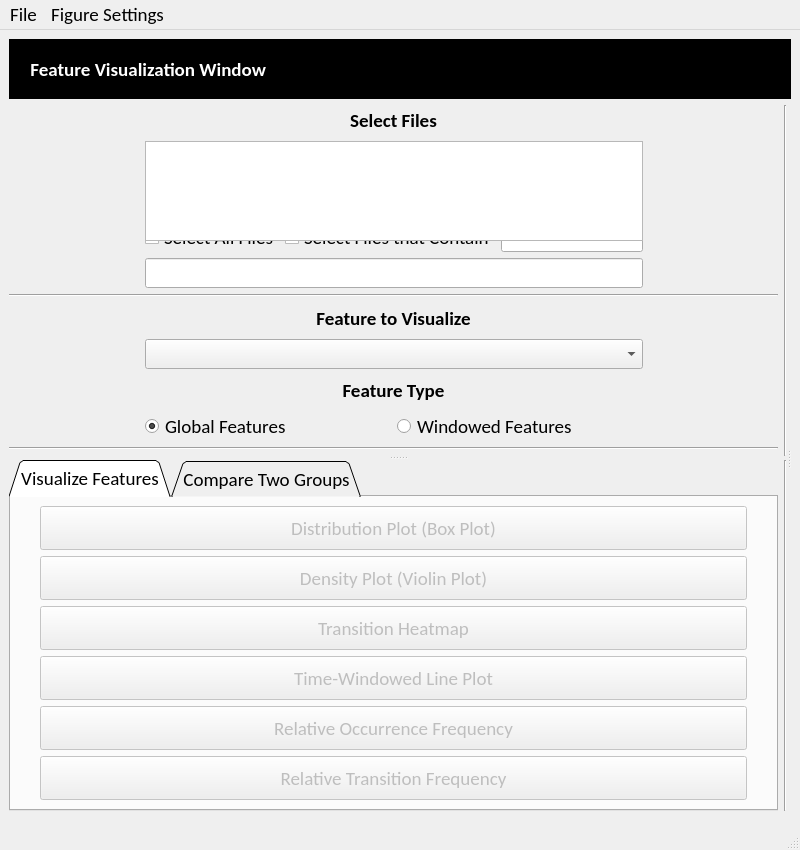
Qt form EEG_COMET/ui/FeatureVisualizationWindow.ui (eeg-comet/eeg-comet) before a commit.
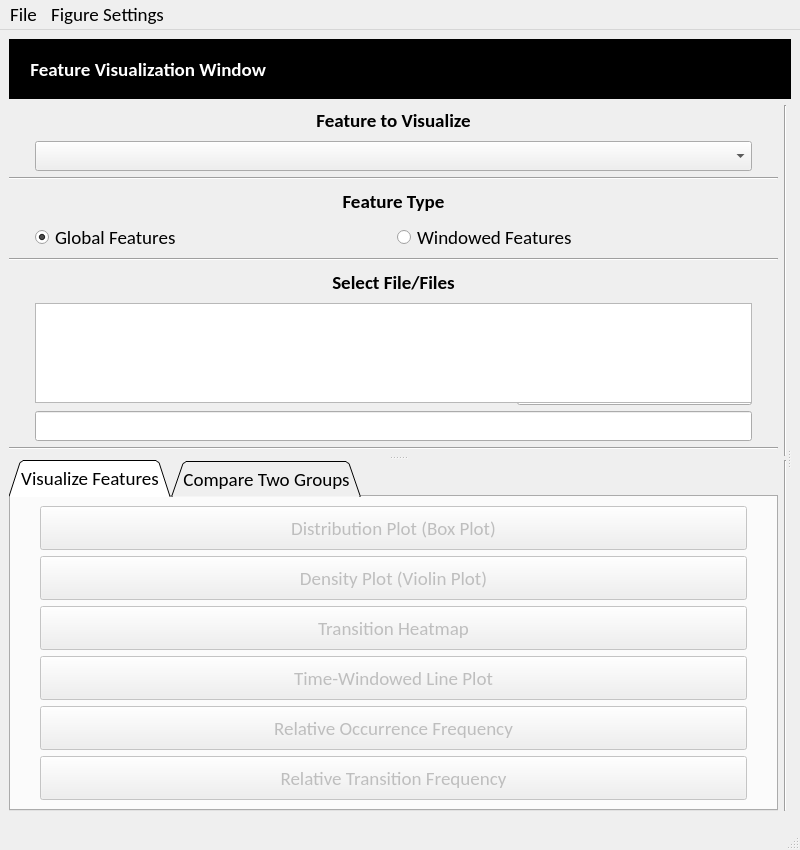
The same form after that commit.

```diff
--- a/EEG_COMET/ui/FeatureVisualizationWindow.ui
+++ b/EEG_COMET/ui/FeatureVisualizationWindow.ui
@@ -10,6 +10,12 @@
     <height>850</height>
    </rect>
   </property>
+  <property name="sizePolicy">
+   <sizepolicy hsizetype="MinimumExpanding" vsizetype="Preferred">
+    <horstretch>0</horstretch>
+    <verstretch>0</verstretch>
+   </sizepolicy>
+  </property>
   <property name="minimumSize">
    <size>
     <width>800</width>
@@ -73,7 +79,7 @@
        </property>
        <widget class="QWidget" name="gridLayoutWidget">
         <layout class="QGridLayout" name="GLayout_1">
-         <item row="8" column="1">
+         <item row="4" column="1">
           <layout class="QHBoxLayout" name="Feature_Type_HLayout">
            <item>
             <widget class="QRadioButton" name="static_radio">
@@ -136,7 +142,7 @@
            </item>
           </layout>
          </item>
-         <item row="2" column="1">
+         <item row="8" column="1">
           <layout class="QHBoxLayout" name="Files_HLayout">
            <item>
             <widget class="QCheckBox" name="select_all_checkbox">
@@ -161,9 +167,6 @@
              <property name="text">
               <string>Select All Files</string>
              </property>
-             <attribute name="buttonGroup">
-              <string notr="true">buttonGroup_2</string>
-             </attribute>
             </widget>
            </item>
            <item>
@@ -189,9 +192,6 @@
              <property name="text">
               <string>Select Files that Contain</string>
              </property>
-             <attribute name="buttonGroup">
-              <string notr="true">buttonGroup_2</string>
-             </attribute>
             </widget>
            </item>
            <item>
@@ -218,34 +218,7 @@
            </item>
           </layout>
          </item>
-         <item row="6" column="1">
-          <widget class="QComboBox" name="feature_combo">
-           <property name="sizePolicy">
-            <sizepolicy hsizetype="Preferred" vsizetype="Preferred">
-             <horstretch>0</horstretch>
-             <verstretch>0</verstretch>
-            </sizepolicy>
-           </property>
-           <property name="minimumSize">
-            <size>
-             <width>200</width>
-             <height>30</height>
-            </size>
-           </property>
-           <property name="maximumSize">
-            <size>
-             <width>16777215</width>
-             <height>60</height>
-            </size>
-           </property>
-           <property name="font">
-            <font>
-             <pointsize>14</pointsize>
-            </font>
-           </property>
-          </widget>
-         </item>
-         <item row="0" column="0" colspan="3">
+         <item row="6" column="0" colspan="3">
           <widget class="QLabel" name="filename_label">
            <property name="sizePolicy">
             <sizepolicy hsizetype="Preferred" vsizetype="Preferred">
@@ -273,24 +246,17 @@
             </font>
            </property>
            <property name="text">
-            <string>Select Files</string>
+            <string>Select File/Files</string>
            </property>
            <property name="alignment">
             <set>Qt::AlignCenter</set>
            </property>
           </widget>
          </item>
-         <item row="4" column="0" colspan="3">
-          <widget class="Line" name="line_2">
-           <property name="orientation">
-            <enum>Qt::Horizontal</enum>
-           </property>
-          </widget>
-         </item>
-         <item row="1" column="1">
+         <item row="7" column="1">
           <widget class="QListWidget" name="all_files_list">
            <property name="sizePolicy">
-            <sizepolicy hsizetype="Preferred" vsizetype="Expanding">
+            <sizepolicy hsizetype="Expanding" vsizetype="Expanding">
              <horstretch>0</horstretch>
              <verstretch>0</verstretch>
             </sizepolicy>
@@ -313,14 +279,30 @@
            </property>
           </widget>
          </item>
-         <item row="0" column="3" rowspan="11">
+         <item row="0" column="3" rowspan="12">
           <widget class="Line" name="line_1">
            <property name="orientation">
             <enum>Qt::Vertical</enum>
            </property>
           </widget>
          </item>
-         <item row="7" column="0" colspan="3">
+         <item row="4" column="2">
+          <spacer name="HSpacer_4">
+           <property name="orientation">
+            <enum>Qt::Horizontal</enum>
+           </property>
+           <property name="sizeType">
+            <enum>QSizePolicy::Fixed</enum>
+           </property>
+           <property name="sizeHint" stdset="0">
+            <size>
+             <width>20</width>
+             <height>20</height>
+            </size>
+           </property>
+          </spacer>
+         </item>
+         <item row="3" column="0" colspan="3">
           <widget class="QLabel" name="feature_label2">
            <property name="sizePolicy">
             <sizepolicy hsizetype="Preferred" vsizetype="Preferred">
@@ -355,29 +337,47 @@
            </property>
           </widget>
          </item>
-         <item row="8" column="2">
-          <spacer name="HSpacer_10">
+         <item row="5" column="0" colspan="3">
+          <widget class="Line" name="line_4">
            <property name="orientation">
             <enum>Qt::Horizontal</enum>
            </property>
-           <property name="sizeType">
-            <enum>QSizePolicy::Maximum</enum>
+          </widget>
+         </item>
+         <item row="1" column="1">
+          <widget class="QComboBox" name="feature_combo">
+           <property name="sizePolicy">
+            <sizepolicy hsizetype="Preferred" vsizetype="Preferred">
+             <horstretch>0</horstretch>
+             <verstretch>0</verstretch>
+            </sizepolicy>
            </property>
-           <property name="sizeHint" stdset="0">
+           <property name="minimumSize">
             <size>
-             <width>20</width>
-             <height>20</height>
+             <width>200</width>
+             <height>30</height>
             </size>
            </property>
-          </spacer>
+           <property name="maximumSize">
+            <size>
+             <width>16777215</width>
+             <height>60</height>
+            </size>
+           </property>
+           <property name="font">
+            <font>
+             <pointsize>14</pointsize>
+            </font>
+           </property>
+          </widget>
          </item>
-         <item row="6" column="2">
-          <spacer name="HSpacer_4">
+         <item row="1" column="0">
+          <spacer name="HSpacer">
            <property name="orientation">
             <enum>Qt::Horizontal</enum>
            </property>
            <property name="sizeType">
-            <enum>QSizePolicy::Maximum</enum>
+            <enum>QSizePolicy::Fixed</enum>
            </property>
            <property name="sizeHint" stdset="0">
             <size>
@@ -387,13 +387,13 @@
            </property>
           </spacer>
          </item>
-         <item row="6" column="0">
+         <item row="4" column="0">
           <spacer name="HSpacer_3">
            <property name="orientation">
             <enum>Qt::Horizontal</enum>
            </property>
            <property name="sizeType">
-            <enum>QSizePolicy::Maximum</enum>
+            <enum>QSizePolicy::Fixed</enum>
            </property>
            <property name="sizeHint" stdset="0">
             <size>
@@ -403,13 +403,13 @@
            </property>
           </spacer>
          </item>
-         <item row="8" column="0">
+         <item row="7" column="0" rowspan="3">
           <spacer name="HSpacer_6">
            <property name="orientation">
             <enum>Qt::Horizontal</enum>
            </property>
            <property name="sizeType">
-            <enum>QSizePolicy::Maximum</enum>
+            <enum>QSizePolicy::Fixed</enum>
            </property>
            <property name="sizeHint" stdset="0">
             <size>
@@ -419,7 +419,7 @@
            </property>
           </spacer>
          </item>
-         <item row="5" column="0" colspan="3">
+         <item row="0" column="0" colspan="3">
           <widget class="QLabel" name="feature_label1">
            <property name="sizePolicy">
             <sizepolicy hsizetype="Preferred" vsizetype="Preferred">
@@ -454,14 +454,37 @@
            </property>
           </widget>
          </item>
-         <item row="9" column="0" colspan="3">
+         <item row="7" column="2" rowspan="3">
+          <spacer name="HSpacer_10">
+           <property name="orientation">
+            <enum>Qt::Horizontal</enum>
+           </property>
+           <property name="sizeType">
+            <enum>QSizePolicy::Fixed</enum>
+           </property>
+           <property name="sizeHint" stdset="0">
+            <size>
+             <width>20</width>
+             <height>20</height>
+            </size>
+           </property>
+          </spacer>
+         </item>
+         <item row="10" column="0" colspan="3">
           <widget class="Line" name="line_5">
            <property name="orientation">
             <enum>Qt::Horizontal</enum>
            </property>
           </widget>
          </item>
-         <item row="3" column="1">
+         <item row="2" column="0" colspan="3">
+          <widget class="Line" name="line_2">
+           <property name="orientation">
+            <enum>Qt::Horizontal</enum>
+           </property>
+          </widget>
+         </item>
+         <item row="9" column="1">
           <widget class="QLineEdit" name="selected_file_lineedit">
            <property name="sizePolicy">
             <sizepolicy hsizetype="Preferred" vsizetype="Preferred">
@@ -489,29 +512,13 @@
            </property>
           </widget>
          </item>
-         <item row="1" column="0" rowspan="3">
-          <spacer name="HSpacer">
-           <property name="orientation">
-            <enum>Qt::Horizontal</enum>
-           </property>
-           <property name="sizeType">
-            <enum>QSizePolicy::Maximum</enum>
-           </property>
-           <property name="sizeHint" stdset="0">
-            <size>
-             <width>20</width>
-             <height>20</height>
-            </size>
-           </property>
-          </spacer>
-         </item>
-         <item row="1" column="2" rowspan="3">
+         <item row="1" column="2">
           <spacer name="HSpacer_2">
            <property name="orientation">
             <enum>Qt::Horizontal</enum>
            </property>
            <property name="sizeType">
-            <enum>QSizePolicy::Maximum</enum>
+            <enum>QSizePolicy::Fixed</enum>
            </property>
            <property name="sizeHint" stdset="0">
             <size>
@@ -715,7 +722,7 @@
                 <enum>Qt::Horizontal</enum>
                </property>
                <property name="sizeType">
-                <enum>QSizePolicy::Maximum</enum>
+                <enum>QSizePolicy::Fixed</enum>
                </property>
                <property name="sizeHint" stdset="0">
                 <size>
@@ -762,7 +769,7 @@
                 <enum>Qt::Horizontal</enum>
                </property>
                <property name="sizeType">
-                <enum>QSizePolicy::Maximum</enum>
+                <enum>QSizePolicy::Fixed</enum>
                </property>
                <property name="sizeHint" stdset="0">
                 <size>
```
Left out of the diff: 1 changed line with no effect on the pictures.
